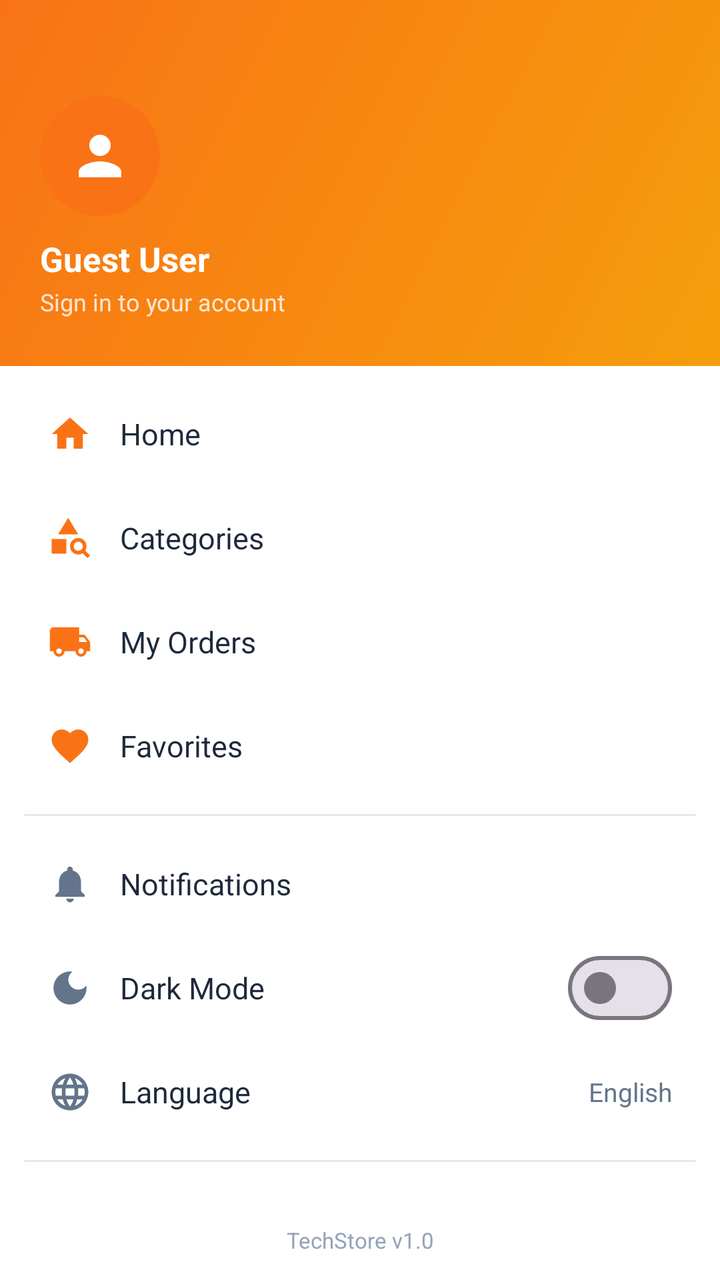
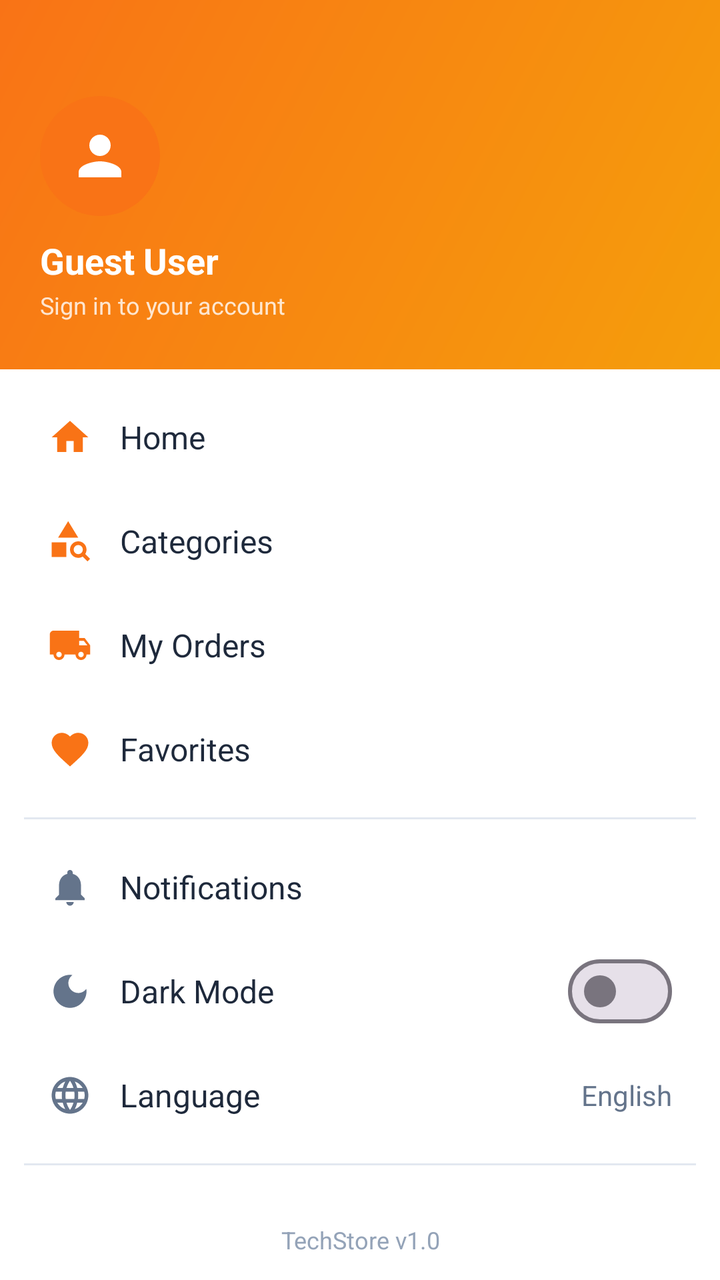

Two renders of the same Android screen: before a commit and after it. Below are the layout's source before the change and the commit's diff.
<!-- AndroidManifest.xml: application theme Theme.BeckieDealApp -->
<!-- res/layout/layout_drawer.xml -->
<?xml version="1.0" encoding="utf-8"?>
<LinearLayout
    xmlns:android="http://schemas.android.com/apk/res/android"
    xmlns:app="http://schemas.android.com/apk/res-auto"
    android:id="@+id/drawerPanel"
    android:layout_width="300dp"
    android:layout_height="match_parent"
    android:layout_gravity="start"
    android:background="@color/surface"
    android:orientation="vertical"
    android:fitsSystemWindows="true">

    
    <LinearLayout
        android:layout_width="match_parent"
        android:layout_height="wrap_content"
        android:background="@drawable/hero_gradient"
        android:orientation="vertical"
        android:paddingStart="20dp"
        android:paddingEnd="20dp"
        android:paddingTop="48dp"
        android:paddingBottom="24dp">

        
        <LinearLayout
            android:layout_width="60dp"
            android:layout_height="60dp"
            android:background="@drawable/about_icon_circle_bg"
            android:gravity="center">
            <ImageView
                android:id="@+id/drawerAvatar"
                android:layout_width="32dp"
                android:layout_height="32dp"
                android:src="@drawable/ic_person"
                android:contentDescription="User avatar"
                app:tint="@color/white_fixed" />
        </LinearLayout>

        <TextView
            android:id="@+id/drawerUserName"
            android:layout_width="wrap_content"
            android:layout_height="wrap_content"
            android:layout_marginTop="10dp"
            android:text="Guest User"
            android:textColor="@color/white_fixed"
            android:textSize="17sp"
            android:textStyle="bold" />

        <TextView
            android:id="@+id/drawerUserEmail"
            android:layout_width="wrap_content"
            android:layout_height="wrap_content"
            android:layout_marginTop="2dp"
            android:text="Sign in to your account"
            android:textColor="#CCFFFFFF"
            android:textSize="12sp" />

    </LinearLayout>

    
    <ScrollView
        android:layout_width="match_parent"
        android:layout_height="0dp"
        android:layout_weight="1"
        android:scrollbars="none"
        android:paddingTop="8dp"
        android:paddingBottom="8dp">

        <LinearLayout
            android:layout_width="match_parent"
            android:layout_height="wrap_content"
            android:orientation="vertical"
            android:paddingHorizontal="12dp">

            
            <LinearLayout
                android:id="@+id/drawerHome"
                android:layout_width="match_parent"
                android:layout_height="52dp"
                android:background="@drawable/drawer_item_bg"
                android:clickable="true"
                android:focusable="true"
                android:gravity="center_vertical"
                android:orientation="horizontal"
                android:paddingHorizontal="12dp">
                <ImageView
                    android:layout_width="22dp"
                    android:layout_height="22dp"
                    android:src="@drawable/ic_home"
                    android:contentDescription="Home"
                    app:tint="@color/primary" />
                <TextView
                    android:layout_width="0dp"
                    android:layout_height="wrap_content"
                    android:layout_weight="1"
                    android:layout_marginStart="14dp"
                    android:text="Home"
                    android:textColor="@color/text_primary"
                    android:textSize="15sp" />
            </LinearLayout>

            
            <LinearLayout
                android:id="@+id/drawerCategories"
                android:layout_width="match_parent"
                android:layout_height="52dp"
                android:background="@drawable/drawer_item_bg"
                android:clickable="true"
                android:focusable="true"
                android:gravity="center_vertical"
                android:orientation="horizontal"
                android:paddingHorizontal="12dp">
                <ImageView
                    android:layout_width="22dp"
                    android:layout_height="22dp"
                    android:src="@drawable/category_search_24"
                    android:contentDescription="Categories"
                    app:tint="@color/primary" />
                <TextView
                    android:layout_width="0dp"
                    android:layout_height="wrap_content"
                    android:layout_weight="1"
                    android:layout_marginStart="14dp"
                    android:text="Categories"
                    android:textColor="@color/text_primary"
                    android:textSize="15sp" />
            </LinearLayout>

            
            <LinearLayout
                android:id="@+id/drawerOrders"
                android:layout_width="match_parent"
                android:layout_height="52dp"
                android:background="@drawable/drawer_item_bg"
                android:clickable="true"
                android:focusable="true"
                android:gravity="center_vertical"
                android:orientation="horizontal"
                android:paddingHorizontal="12dp">
                <ImageView
                    android:layout_width="22dp"
                    android:layout_height="22dp"
                    android:src="@drawable/ic_orders"
                    android:contentDescription="My Orders"
                    app:tint="@color/primary" />
                <TextView
                    android:layout_width="0dp"
                    android:layout_height="wrap_content"
                    android:layout_weight="1"
                    android:layout_marginStart="14dp"
                    android:text="My Orders"
                    android:textColor="@color/text_primary"
                    android:textSize="15sp" />
            </LinearLayout>

            
            <LinearLayout
                android:id="@+id/drawerFavorites"
                android:layout_width="match_parent"
                android:layout_height="52dp"
                android:background="@drawable/drawer_item_bg"
                android:clickable="true"
                android:focusable="true"
                android:gravity="center_vertical"
                android:orientation="horizontal"
                android:paddingHorizontal="12dp">
                <ImageView
                    android:layout_width="22dp"
                    android:layout_height="22dp"
                    android:src="@drawable/ic_favorite"
                    android:contentDescription="Favorites"
                    app:tint="@color/primary" />
                <TextView
                    android:layout_width="0dp"
                    android:layout_height="wrap_content"
                    android:layout_weight="1"
                    android:layout_marginStart="14dp"
                    android:text="Favorites"
                    android:textColor="@color/text_primary"
                    android:textSize="15sp" />
                
                <TextView
                    android:id="@+id/drawerFavBadge"
                    android:layout_width="22dp"
                    android:layout_height="22dp"
                    android:background="@drawable/badge_pill"
                    android:backgroundTint="@color/red_error"
                    android:gravity="center"
                    android:text="0"
                    android:textColor="@color/white_fixed"
                    android:textSize="10sp"
                    android:textStyle="bold"
                    android:visibility="gone" />
            </LinearLayout>

            
            <View
                android:layout_width="match_parent"
                android:layout_height="1dp"
                android:layout_marginVertical="8dp"
                android:background="@color/border_color" />

            
            <LinearLayout
                android:id="@+id/drawerNotifications"
                android:layout_width="match_parent"
                android:layout_height="52dp"
                android:background="@drawable/drawer_item_bg"
                android:clickable="true"
                android:focusable="true"
                android:gravity="center_vertical"
                android:orientation="horizontal"
                android:paddingHorizontal="12dp">
                <ImageView
                    android:layout_width="22dp"
                    android:layout_height="22dp"
                    android:src="@drawable/ic_notifications"
                    android:contentDescription="Notifications"
                    app:tint="@color/text_secondary" />
                <TextView
                    android:layout_width="0dp"
                    android:layout_height="wrap_content"
                    android:layout_weight="1"
                    android:layout_marginStart="14dp"
                    android:text="Notifications"
                    android:textColor="@color/text_primary"
                    android:textSize="15sp" />
            </LinearLayout>

            
            <LinearLayout
                android:id="@+id/drawerDarkMode"
                android:layout_width="match_parent"
                android:layout_height="52dp"
                android:background="@drawable/drawer_item_bg"
                android:clickable="true"
                android:focusable="true"
                android:gravity="center_vertical"
                android:orientation="horizontal"
                android:paddingHorizontal="12dp">
                <ImageView
                    android:layout_width="22dp"
                    android:layout_height="22dp"
                    android:src="@drawable/ic_dark_mode"
                    android:contentDescription="Dark Mode"
                    app:tint="@color/text_secondary" />
                <TextView
                    android:layout_width="0dp"
                    android:layout_height="wrap_content"
                    android:layout_weight="1"
                    android:layout_marginStart="14dp"
                    android:text="Dark Mode"
                    android:textColor="@color/text_primary"
                    android:textSize="15sp" />
                <com.google.android.material.materialswitch.MaterialSwitch
                    android:id="@+id/drawerDarkModeSwitch"
                    android:layout_width="wrap_content"
                    android:layout_height="wrap_content"
                    android:checked="false" />
            </LinearLayout>

            
            <LinearLayout
                android:id="@+id/drawerLanguage"
                android:layout_width="match_parent"
                android:layout_height="52dp"
                android:background="@drawable/drawer_item_bg"
                android:clickable="true"
                android:focusable="true"
                android:gravity="center_vertical"
                android:orientation="horizontal"
                android:paddingHorizontal="12dp">
                <ImageView
                    android:layout_width="22dp"
                    android:layout_height="22dp"
                    android:src="@drawable/ic_language"
                    android:contentDescription="Language"
                    app:tint="@color/text_secondary" />
                <TextView
                    android:layout_width="0dp"
                    android:layout_height="wrap_content"
                    android:layout_weight="1"
                    android:layout_marginStart="14dp"
                    android:text="Language"
                    android:textColor="@color/text_primary"
                    android:textSize="15sp" />
                <TextView
                    android:id="@+id/drawerLanguageValue"
                    android:layout_width="wrap_content"
                    android:layout_height="wrap_content"
                    android:text="English"
                    android:textColor="@color/text_secondary"
                    android:textSize="13sp" />
            </LinearLayout>

            
            <View
                android:layout_width="match_parent"
                android:layout_height="1dp"
                android:layout_marginVertical="8dp"
                android:background="@color/border_color" />

            
            <LinearLayout
                android:id="@+id/drawerAbout"
                android:layout_width="match_parent"
                android:layout_height="52dp"
                android:background="@drawable/drawer_item_bg"
                android:clickable="true"
                android:focusable="true"
                android:gravity="center_vertical"
                android:orientation="horizontal"
                android:paddingHorizontal="12dp">
                <ImageView
                    android:layout_width="22dp"
                    android:layout_height="22dp"
                    android:src="@drawable/ic_info"
                    android:contentDescription="About Us"
                    app:tint="@color/text_secondary" />
                <TextView
                    android:layout_width="0dp"
                    android:layout_height="wrap_content"
                    android:layout_weight="1"
                    android:layout_marginStart="14dp"
                    android:text="About Us"
                    android:textColor="@color/text_primary"
                    android:textSize="15sp" />
            </LinearLayout>

            
            <LinearLayout
                android:id="@+id/drawerLogin"
                android:layout_width="match_parent"
                android:layout_height="52dp"
                android:background="@drawable/drawer_item_bg"
                android:clickable="true"
                android:focusable="true"
                android:gravity="center_vertical"
                android:orientation="horizontal"
                android:paddingHorizontal="12dp">
                <ImageView
                    android:id="@+id/drawerLoginIcon"
                    android:layout_width="22dp"
                    android:layout_height="22dp"
                    android:src="@drawable/ic_account"
                    android:contentDescription="Login"
                    app:tint="@color/text_secondary" />
                <TextView
                    android:id="@+id/drawerLoginLabel"
                    android:layout_width="0dp"
                    android:layout_height="wrap_content"
                    android:layout_weight="1"
                    android:layout_marginStart="14dp"
                    android:text="Login / Register"
                    android:textColor="@color/text_primary"
                    android:textSize="15sp" />
            </LinearLayout>

        </LinearLayout>
    </ScrollView>

    
    <TextView
        android:layout_width="match_parent"
        android:layout_height="40dp"
        android:gravity="center"
        android:text="TechStore v1.0"
        android:textColor="@color/text_muted"
        android:textSize="11sp" />

</LinearLayout>
<!-- resources referenced by this layout -->
<resources>
  <color name="border_color">#E2E8F0</color>
  <color name="primary">#F97316</color>
  <color name="red_error">#EF4444</color>
  <color name="surface">#FFFFFF</color>
  <color name="text_muted">#94A3B8</color>
  <color name="text_primary">#1E293B</color>
  <color name="text_secondary">#64748B</color>
  <color name="white_fixed">#FFFFFF</color>
  <!-- drawable about_icon_circle_bg (drawable) -->
  <?xml version="1.0" encoding="utf-8"?>
  <shape xmlns:android="http://schemas.android.com/apk/res/android"
      android:shape="oval">
      <solid android:color="@color/primary" />
  </shape>
  <!-- drawable badge_pill (drawable) -->
  <?xml version="1.0" encoding="utf-8"?>
  <shape xmlns:android="http://schemas.android.com/apk/res/android">
      <solid android:color="#33FFFFFF" />
      <corners android:radius="4dp" />
  </shape>
  <!-- drawable hero_gradient (drawable) -->
  <?xml version="1.0" encoding="utf-8"?>
  <shape xmlns:android="http://schemas.android.com/apk/res/android">
      <gradient
          android:angle="135"
          android:startColor="#F59E0B"
          android:endColor="#F97316"
          android:type="linear" />
  </shape>
  <!-- drawable ic_account (drawable) -->
  <vector xmlns:android="http://schemas.android.com/apk/res/android"
      android:width="24dp"
      android:height="24dp"
      android:viewportWidth="24"
      android:viewportHeight="24">
      <path
          android:fillColor="@android:color/white"
          android:pathData="M12,12c2.21,0 4,-1.79 4,-4s-1.79,-4 -4,-4 -4,1.79 -4,4 1.79,4 4,4zM12,14c-2.67,0 -8,1.34 -8,4v2h16v-2c0,-2.66 -5.33,-4 -8,-4z" />
  </vector>
  <!-- drawable ic_home (drawable) -->
  <vector xmlns:android="http://schemas.android.com/apk/res/android"
      android:width="24dp"
      android:height="24dp"
      android:viewportWidth="24"
      android:viewportHeight="24">
      <path
          android:fillColor="@android:color/white"
          android:pathData="M10,20v-6h4v6h5v-8h3L12,3 2,12h3v8z" />
  </vector>
  <!-- drawable ic_info (drawable) -->
  <vector xmlns:android="http://schemas.android.com/apk/res/android"
      android:width="24dp"
      android:height="24dp"
      android:viewportWidth="24"
      android:viewportHeight="24">
      <path
          android:fillColor="@android:color/white"
          android:pathData="M12,2C6.48,2 2,6.48 2,12s4.48,10 10,10 10,-4.48 10,-10S17.52,2 12,2zM13,17h-2v-6h2v6zM13,9h-2V7h2v2z" />
  </vector>
  <!-- drawable ic_person (drawable) -->
  <vector xmlns:android="http://schemas.android.com/apk/res/android"
      android:width="24dp" android:height="24dp"
      android:viewportWidth="24" android:viewportHeight="24">
      
      <path android:fillColor="#F97316"
          android:pathData="M12,12c2.21,0 4,-1.79 4,-4s-1.79,-4 -4,-4 -4,1.79 -4,4 1.79,4 4,4zM12,14c-2.67,0 -8,1.34 -8,4v2h16v-2c0,-2.66 -5.33,-4 -8,-4z"/>
  </vector>
  <style name="Theme.BeckieDealApp" parent="Base.Theme.BeckieDealApp" />
  <color name="on_primary">#FFFFFF</color>
  <color name="primary_container">#F97316</color>
  <color name="on_primary_container">#582200</color>
  <color name="background">#F8FAFC</color>
  <color name="on_surface">#251913</color>
  <style name="Widget.App.BottomNav.ActiveIndicator" parent="Widget.Material3.BottomNavigationView.ActiveIndicator">
          <item name="android:color">@color/nav_indicator_fill</item>
          <item name="android:width">52dp</item>
          <item name="android:height">40dp</item>
          <item name="shapeAppearance">@style/ShapeAppearance.App.BottomNav.ActiveIndicator</item>
      </style>
  <color name="nav_indicator_fill">#FFF1EB</color>
  <style name="ShapeAppearance.App.BottomNav.ActiveIndicator" parent="">
          <item name="cornerFamily">rounded</item>
          <item name="cornerSize">50%</item>
      </style>
  <!-- unchanged entries left out for length: 9 -->
</resources>

<!-- the commit's change to res/layout/layout_drawer.xml (unified diff, before → after) -->
@@ -1,4 +1,5 @@
-<?xml version="1.0" encoding="utf-8"?>
+﻿<?xml version="1.0" encoding="utf-8"?>
+
 <LinearLayout
     xmlns:android="http://schemas.android.com/apk/res/android"
     xmlns:app="http://schemas.android.com/apk/res-auto"
@@ -43,7 +44,7 @@
             android:layout_marginTop="10dp"
             android:text="Guest User"
             android:textColor="@color/white_fixed"
-            android:textSize="17sp"
+            android:textSize="@dimen/text_size_title_small"
             android:textStyle="bold" />
 
         <TextView
@@ -53,7 +54,7 @@
             android:layout_marginTop="2dp"
             android:text="Sign in to your account"
             android:textColor="#CCFFFFFF"
-            android:textSize="12sp" />
+            android:textSize="@dimen/text_size_caption" />
 
     </LinearLayout>
 
@@ -96,7 +97,7 @@
                     android:layout_marginStart="14dp"
                     android:text="Home"
                     android:textColor="@color/text_primary"
-                    android:textSize="15sp" />
+                    android:textSize="@dimen/text_size_body_large" />
             </LinearLayout>
 
             
@@ -123,7 +124,7 @@
                     android:layout_marginStart="14dp"
                     android:text="Categories"
                     android:textColor="@color/text_primary"
-                    android:textSize="15sp" />
+                    android:textSize="@dimen/text_size_body_large" />
             </LinearLayout>
 
             
@@ -150,7 +151,7 @@
                     android:layout_marginStart="14dp"
                     android:text="My Orders"
                     android:textColor="@color/text_primary"
-                    android:textSize="15sp" />
+                    android:textSize="@dimen/text_size_body_large" />
             </LinearLayout>
 
             
@@ -177,7 +178,7 @@
                     android:layout_marginStart="14dp"
                     android:text="Favorites"
                     android:textColor="@color/text_primary"
-                    android:textSize="15sp" />
+                    android:textSize="@dimen/text_size_body_large" />
                 
                 <TextView
                     android:id="@+id/drawerFavBadge"
@@ -188,7 +189,7 @@
                     android:gravity="center"
                     android:text="0"
                     android:textColor="@color/white_fixed"
-                    android:textSize="10sp"
+                    android:textSize="@dimen/text_size_overline"
                     android:textStyle="bold"
                     android:visibility="gone" />
             </LinearLayout>
@@ -224,7 +225,7 @@
                     android:layout_marginStart="14dp"
                     android:text="Notifications"
                     android:textColor="@color/text_primary"
-                    android:textSize="15sp" />
+                    android:textSize="@dimen/text_size_body_large" />
             </LinearLayout>
 
             
@@ -251,7 +252,7 @@
                     android:layout_marginStart="14dp"
                     android:text="Dark Mode"
                     android:textColor="@color/text_primary"
-                    android:textSize="15sp" />
+                    android:textSize="@dimen/text_size_body_large" />
                 <com.google.android.material.materialswitch.MaterialSwitch
                     android:id="@+id/drawerDarkModeSwitch"
                     android:layout_width="wrap_content"
@@ -283,14 +284,14 @@
                     android:layout_marginStart="14dp"
                     android:text="Language"
                     android:textColor="@color/text_primary"
-                    android:textSize="15sp" />
+                    android:textSize="@dimen/text_size_body_large" />
                 <TextView
                     android:id="@+id/drawerLanguageValue"
                     android:layout_width="wrap_content"
                     android:layout_height="wrap_content"
                     android:text="English"
                     android:textColor="@color/text_secondary"
-                    android:textSize="13sp" />
+                    android:textSize="@dimen/text_size_body" />
             </LinearLayout>
 
             
@@ -324,7 +325,7 @@
                     android:layout_marginStart="14dp"
                     android:text="About Us"
                     android:textColor="@color/text_primary"
-                    android:textSize="15sp" />
+                    android:textSize="@dimen/text_size_body_large" />
             </LinearLayout>
 
             
@@ -353,7 +354,7 @@
                     android:layout_marginStart="14dp"
                     android:text="Login / Register"
                     android:textColor="@color/text_primary"
-                    android:textSize="15sp" />
+                    android:textSize="@dimen/text_size_body_large" />
             </LinearLayout>
 
         </LinearLayout>
@@ -366,6 +367,6 @@
         android:gravity="center"
         android:text="TechStore v1.0"
         android:textColor="@color/text_muted"
-        android:textSize="11sp" />
+        android:textSize="@dimen/text_size_caption" />
 
 </LinearLayout>
<!-- resource entries referenced after the edit -->
@@ -8,6 +8,11 @@
   <color name="text_primary">#1E293B</color>
   <color name="text_secondary">#64748B</color>
   <color name="white_fixed">#FFFFFF</color>
+  <dimen name="text_size_body">13sp</dimen>
+  <dimen name="text_size_body_large">15sp</dimen>
+  <dimen name="text_size_caption">11sp</dimen>
+  <dimen name="text_size_overline">9sp</dimen>
+  <dimen name="text_size_title_small">17sp</dimen>
   <!-- drawable about_icon_circle_bg (drawable) -->
   <?xml version="1.0" encoding="utf-8"?>
   <shape xmlns:android="http://schemas.android.com/apk/res/android"
